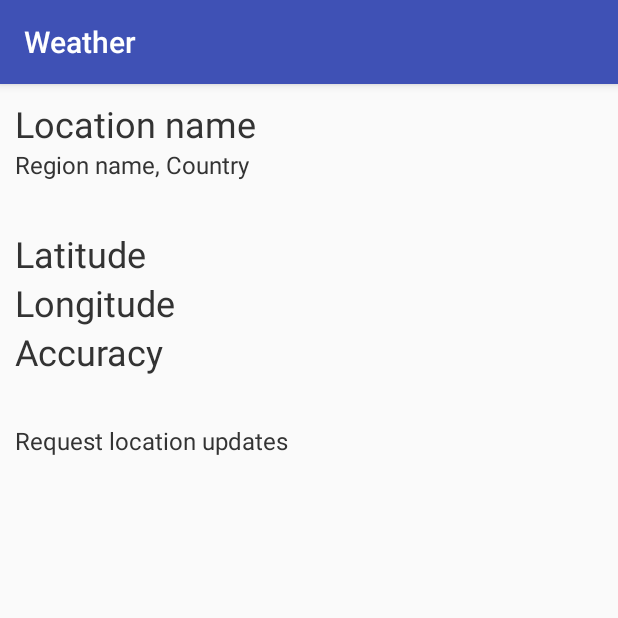
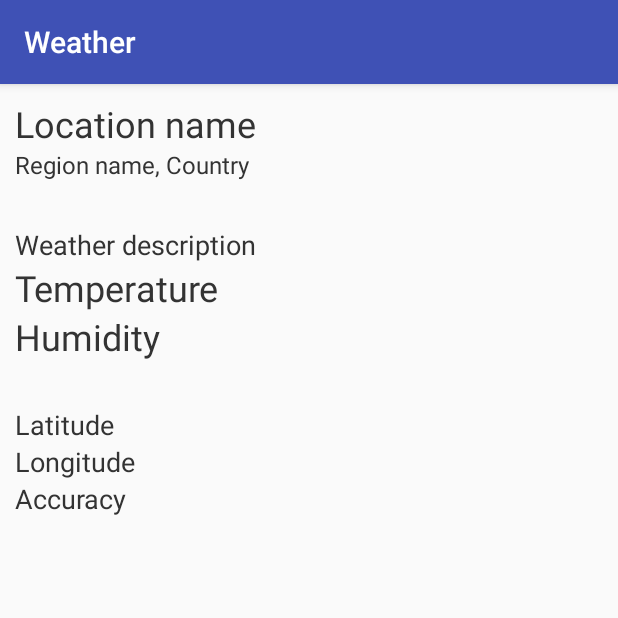
Before and after one commit to dmitry-bystrov/weather_app, an Android app: the screen it shows after launch (MainActivity), on a phone screen of 412 x 824 dp, the top half of it. Run offline under Robolectric (Android 15) with nearby library versions, the phone set to English and light mode, and no system bars.

Commit message:
- реализован запрос текущей погоды от AccuWeather по полученному коду локации

```diff
--- a/app/src/main/AndroidManifest.xml
+++ b/app/src/main/AndroidManifest.xml
@@ -3,6 +3,7 @@
     package="com.javarunner.weather">
 
     <uses-permission android:name="android.permission.ACCESS_COARSE_LOCATION" />
+    <uses-permission android:name="android.permission.ACCESS_FINE_LOCATION" />
     <uses-permission android:name="android.permission.INTERNET" />
 
     <application
--- a/app/src/main/java/com/javarunner/weather/AccuWeather.java
+++ b/app/src/main/java/com/javarunner/weather/AccuWeather.java
@@ -1,9 +1,11 @@
 package com.javarunner.weather;
 
 import com.javarunner.weather.datamodel.LocationData;
+import com.javarunner.weather.datamodel.WeatherData;
 
 import retrofit2.Call;
 import retrofit2.http.GET;
+import retrofit2.http.Path;
 import retrofit2.http.Query;
 
 public interface AccuWeather {
@@ -12,9 +14,9 @@ public interface AccuWeather {
                                        @Query("q") String coordinates,
                                        @Query("language") String language);
 
-//    @GET("currentconditions/v1/{location}")
-//    Call<AccuWeatherRequest[]> loadWeather(@Path("location") String location,
-//                                           @Query("apikey") String apikey,
-//                                           @Query("language") String language,
-//                                           @Query("details") String details);
+    @GET("currentconditions/v1/{location}")
+    Call<WeatherData[]> getWeatherData(@Path("location") String location,
+                                       @Query("apikey") String apikey,
+                                       @Query("language") String language,
+                                       @Query("details") String details);
 }
--- a/app/src/main/java/com/javarunner/weather/MainActivity.java
+++ b/app/src/main/java/com/javarunner/weather/MainActivity.java
@@ -13,6 +13,7 @@ import android.support.v7.app.AppCompatActivity;
 import android.widget.TextView;
 
 import com.javarunner.weather.datamodel.LocationData;
+import com.javarunner.weather.datamodel.WeatherData;
 
 import java.util.Locale;
 
@@ -26,11 +27,12 @@ import retrofit2.converter.gson.GsonConverterFactory;
 
 public class MainActivity extends AppCompatActivity {
 
-    public static final int LOCATION_UPDATES_TIME = 10000;
-    public static final int LOCATION_UPDATES_DISTANCE = 1000;
+    public static final int LOCATION_UPDATES_TIME = 900000;
+    public static final int LOCATION_UPDATES_DISTANCE = 5000;
     public static final int PERMISSION_REQUEST_CODE = 10;
     public static final String API_KEY = "8SHxlmx5AXHFthoHiturDohOThhcbFBl";
     public static final String BASE_URL = "http://dataservice.accuweather.com/";
+    public static final String TRUE = "true";
 
     private LocationManager locationManager;
     private AccuWeather accuWeather;
@@ -40,7 +42,9 @@ public class MainActivity extends AppCompatActivity {
     private TextView tvLatitude;
     private TextView tvLongitude;
     private TextView tvAccuracy;
-    private TextView tvStatus;
+    private TextView tvWeatherText;
+    private TextView tvTemperature;
+    private TextView tvHumidity;
 
     @Override
     protected void onCreate(Bundle savedInstanceState) {
@@ -57,7 +61,9 @@ public class MainActivity extends AppCompatActivity {
         tvLatitude = findViewById(R.id.tv_latitude);
         tvLongitude = findViewById(R.id.tv_longitude);
         tvAccuracy = findViewById(R.id.tv_accuracy);
-        tvStatus = findViewById(R.id.tv_status);
+        tvWeatherText = findViewById(R.id.tv_weather_text);
+        tvTemperature = findViewById(R.id.tv_temperature);
+        tvHumidity = findViewById(R.id.tv_humidity);
     }
 
     private void initRetrofit() {
@@ -78,40 +84,26 @@ public class MainActivity extends AppCompatActivity {
 
     private void requestLocationCoordinates() {
         if (ActivityCompat.checkSelfPermission(this, Manifest.permission.ACCESS_COARSE_LOCATION) !=
+                PackageManager.PERMISSION_GRANTED ||
+                ActivityCompat.checkSelfPermission(this, Manifest.permission.ACCESS_FINE_LOCATION) !=
                         PackageManager.PERMISSION_GRANTED) {
             requestLocationPermissions();
             return;
         }
 
-        tvStatus.setText(R.string.request_location_updates);
         locationManager = (LocationManager) getSystemService(LOCATION_SERVICE);
         Criteria criteria = new Criteria();
         criteria.setAccuracy(Criteria.ACCURACY_COARSE);
-        locationManager.requestLocationUpdates(locationManager.getBestProvider(criteria, true),
+        String bestProvider = locationManager.getBestProvider(criteria, true);
+        updateLocation(locationManager.getLastKnownLocation(bestProvider));
+
+        locationManager.requestLocationUpdates(bestProvider,
                 LOCATION_UPDATES_TIME,
                 LOCATION_UPDATES_DISTANCE,
                 new LocationListener() {
                     @Override
                     public void onLocationChanged(Location location) {
-                        tvStatus.setText(R.string.location_update_received);
-
-                        double latitude = location.getLatitude();
-                        double longitude = location.getLongitude();
-                        float accuracy = location.getAccuracy();
-
-                        tvLatitude.setText(String.format(Locale.getDefault(), "%s: %.6f",
-                                getString(R.string.latitude),
-                                latitude));
-
-                        tvLongitude.setText(String.format(Locale.getDefault(), "%s: %.6f",
-                                getString(R.string.longitude),
-                                longitude));
-
-                        tvAccuracy.setText(String.format(Locale.getDefault(), "%s: %.2f",
-                                getString(R.string.accuracy),
-                                accuracy));
-
-                        requestLocation(latitude, longitude);
+                        updateLocation(location);
                     }
 
                     @Override
@@ -131,40 +123,95 @@ public class MainActivity extends AppCompatActivity {
                 });
     }
 
-    private void requestLocation(double latitude, double longitude) {
+    private void requestLocationData(double latitude, double longitude) {
         accuWeather.getLocationData(API_KEY, String.format(Locale.ROOT, "%.3f,%.3f", latitude, longitude), getString(R.string.language_code))
                 .enqueue(new Callback<LocationData>() {
                     @Override
                     public void onResponse(Call<LocationData> call, Response<LocationData> response) {
                         LocationData locationData;
 
-                if (response.body() == null) return;
                         if ((locationData = response.body()) == null) return;
 
                         tvLocationName.setText(locationData.getLocalizedName());
                         tvLocationRegion.setText(String.format(Locale.getDefault(), "%s, %s",
                                 locationData.getAdministrativeArea().getLocalizedName(),
                                 locationData.getCountry().getLocalizedName()));
+
+                        requestWeatherData(locationData);
                     }
 
                     @Override
                     public void onFailure(Call<LocationData> call, Throwable t) {
-                tvStatus.setText("Get location data: failure");
                     }
                 });
     }
 
+    private void requestWeatherData(LocationData locationData) {
+        accuWeather.getWeatherData(locationData.getKey(), API_KEY, getString(R.string.language_code), TRUE)
+                .enqueue(new Callback<WeatherData[]>() {
+                    @Override
+                    public void onResponse(Call<WeatherData[]> call, Response<WeatherData[]> response) {
+                        WeatherData[] weatherData;
+
+                        if ((weatherData = response.body()) == null) return;
+                        if (weatherData.length < 1) return;
+
+                        tvWeatherText.setText(weatherData[0].getWeatherText());
+
+                        float temperatureValue = weatherData[0].getTemperature().getMetric().getValue();
+                        tvTemperature.setText(String.format(Locale.getDefault(), "%s: %s%.0f%s",
+                                getResources().getString(R.string.temperature),
+                                temperatureValue > 0 ? "+" : "",
+                                temperatureValue,
+                                "°C"));
+
+                        int humidity = weatherData[0].getRelativeHumidity();
+                        tvHumidity.setText(String.format(Locale.getDefault(), "%s: %d%%",
+                                getResources().getString(R.string.humidity),
+                                humidity));
+                    }
+
+                    @Override
+                    public void onFailure(Call<WeatherData[]> call, Throwable t) {
+
+                    }
+                });
+    }
+
+    private void updateLocation(Location location) {
+        if (location == null) return;
+
+        double latitude = location.getLatitude();
+        double longitude = location.getLongitude();
+        float accuracy = location.getAccuracy();
+
+        tvLatitude.setText(String.format(Locale.getDefault(), "%s: %.6f",
+                getString(R.string.latitude),
+                latitude));
+
+        tvLongitude.setText(String.format(Locale.getDefault(), "%s: %.6f",
+                getString(R.string.longitude),
+                longitude));
+
+        tvAccuracy.setText(String.format(Locale.getDefault(), "%s: %.2f",
+                getString(R.string.accuracy),
+                accuracy));
+
+        requestLocationData(latitude, longitude);
+    }
+
     private void requestLocationPermissions() {
         ActivityCompat.requestPermissions(this,
-                new String[]{Manifest.permission.ACCESS_COARSE_LOCATION},
+                new String[]{Manifest.permission.ACCESS_COARSE_LOCATION,
+                        Manifest.permission.ACCESS_FINE_LOCATION},
                 PERMISSION_REQUEST_CODE);
     }
 
     @Override
     public void onRequestPermissionsResult(int requestCode, @NonNull String[] permissions, @NonNull int[] grantResults) {
         super.onRequestPermissionsResult(requestCode, permissions, grantResults);
-        if (requestCode == PERMISSION_REQUEST_CODE && grantResults.length == 1) {
-            if (grantResults[0] == PackageManager.PERMISSION_GRANTED) {
+        if (requestCode == PERMISSION_REQUEST_CODE && grantResults.length == 2) {
+            if (grantResults[0] == PackageManager.PERMISSION_GRANTED && grantResults[1] == PackageManager.PERMISSION_GRANTED) {
                 requestLocationCoordinates();
             }
         }
--- a/app/src/main/java/com/javarunner/weather/datamodel/Country.java
+++ b/app/src/main/java/com/javarunner/weather/datamodel/Country.java
@@ -13,12 +13,6 @@ public class Country {
     @SerializedName("EnglishName")
     @Expose
     private String englishName;
-
-    public Country(String iD, String localizedName, String englishName) {
-        this.iD = iD;
-        this.localizedName = localizedName;
-        this.englishName = englishName;
-    }
 
     public String getiD() {
         return iD;
--- a/app/src/main/res/layout/activity_main.xml
+++ b/app/src/main/res/layout/activity_main.xml
@@ -3,8 +3,8 @@
     xmlns:tools="http://schemas.android.com/tools"
     android:layout_width="match_parent"
     android:layout_height="match_parent"
+    android:layout_margin="10dp"
     android:orientation="vertical"
-    android:layout_margin="10dp"
     tools:context=".MainActivity">
 
     <TextView
@@ -19,33 +19,48 @@
         android:layout_width="wrap_content"
         android:layout_height="wrap_content"
         android:text="@string/region_name_country"
-        android:layout_marginBottom="32dp"
         android:textSize="16sp" />
+
+    <TextView
+        android:id="@+id/tv_weather_text"
+        android:layout_width="wrap_content"
+        android:layout_height="wrap_content"
+        android:layout_marginTop="30dp"
+        android:text="@string/weather_description"
+        android:textSize="18sp" />
+
+    <TextView
+        android:id="@+id/tv_temperature"
+        android:layout_width="wrap_content"
+        android:layout_height="wrap_content"
+        android:text="@string/temperature" />
+
+    <TextView
+        android:id="@+id/tv_humidity"
+        android:layout_width="wrap_content"
+        android:layout_height="wrap_content"
+        android:text="@string/humidity" />
 
     <TextView
         android:id="@+id/tv_latitude"
         android:layout_width="wrap_content"
         android:layout_height="wrap_content"
-        android:text="@string/latitude" />
+        android:layout_marginTop="30dp"
+        android:text="@string/latitude"
+        android:textSize="18sp" />
 
     <TextView
         android:id="@+id/tv_longitude"
         android:layout_width="wrap_content"
         android:layout_height="wrap_content"
-        android:text="@string/longitude" />
+        android:text="@string/longitude"
+        android:textSize="18sp" />
 
     <TextView
         android:id="@+id/tv_accuracy"
         android:layout_width="wrap_content"
         android:layout_height="wrap_content"
-        android:text="@string/accuracy" />
-
-    <TextView
-        android:id="@+id/tv_status"
-        android:layout_width="wrap_content"
-        android:layout_height="wrap_content"
-        android:textSize="16sp"
-        android:layout_marginTop="32dp"
-        android:text="@string/status_string" />
+        android:text="@string/accuracy"
+        android:textSize="18sp" />
 
 </LinearLayout>
--- a/app/src/main/res/values/strings.xml
+++ b/app/src/main/res/values/strings.xml
@@ -3,10 +3,10 @@
     <string name="latitude">Latitude</string>
     <string name="longitude">Longitude</string>
     <string name="accuracy">Accuracy</string>
-    <string name="status_string">Status string</string>
-    <string name="request_location_updates">Request location updates</string>
-    <string name="location_update_received">Location update received</string>
     <string name="region_name_country">Region name, Country</string>
     <string name="location_name">Location name</string>
     <string name="language_code">en-us</string>
+    <string name="weather_description">Weather description</string>
+    <string name="temperature">Temperature</string>
+    <string name="humidity">Humidity</string>
 </resources>
```
Also changed, not shown: app/src/main/java/com/javarunner/weather/datamodel/AdministrativeArea.java (+0 -7 lines), app/src/main/java/com/javarunner/weather/datamodel/LocationData.java (+0 -8 lines), 2 other files. Lines whose indentation alone changed are shown as unchanged.
